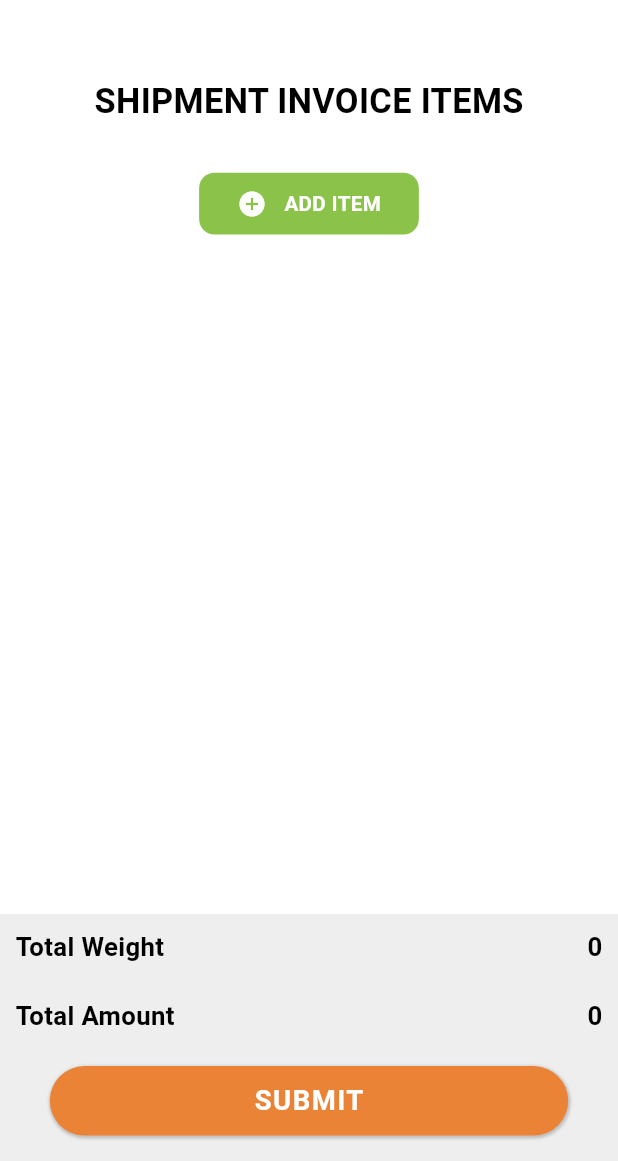
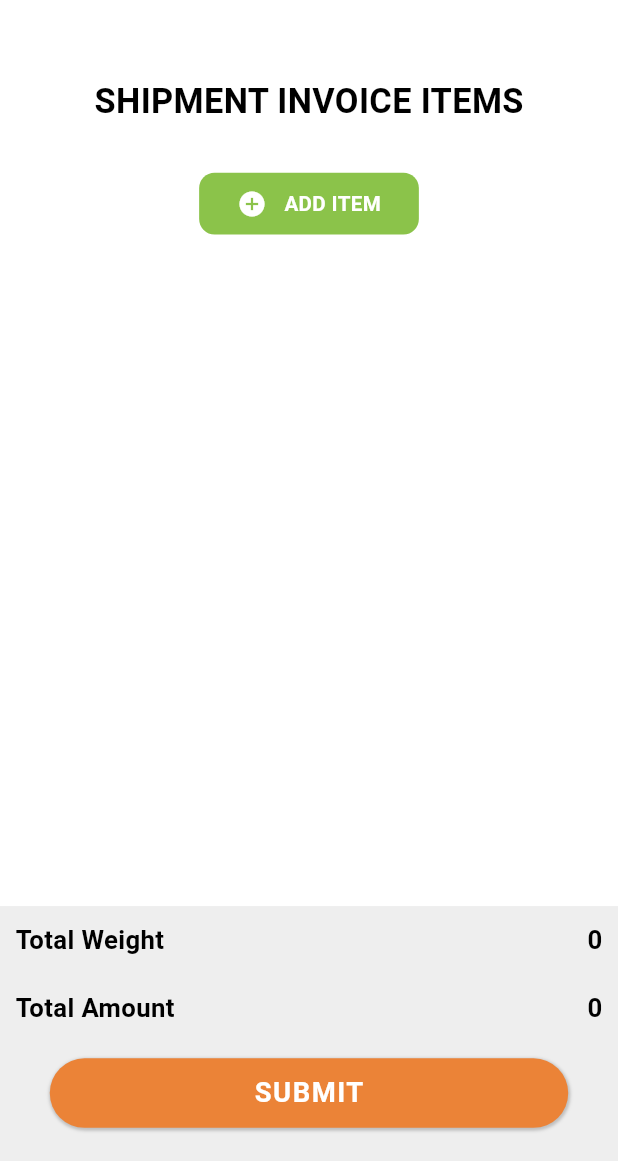
Before and after one commit to starlinex/starlinex-mobile-app, a Flutter app: the ShipmentInvoiceItemsScreen screen opened by its route, on a phone screen of 412 x 824 dp, the part 75-1236 px from its top. Run offline on Flutter 3.47's test engine with Material 3 defaults, Android fonts, the light colour scheme and no system bars; drawn by our look-alikes of modal_progress_hud_nsn; our stand-ins replace country_picker, dropdown_search, flutter_screenutil, get, get_it, hive and 4 more; accounts and stored records are empty.

Commit message:
minor-changes

```diff
--- a/lib/ui/shipment_invoice_items_screen.dart
+++ b/lib/ui/shipment_invoice_items_screen.dart
@@ -457,7 +457,7 @@ class _ShipmentInvoiceItemsScreenState
                     Align(
                       alignment: Alignment.bottomCenter,
                       child: Container(
-                        height: 160.h,
+                        height: 165.h,
                         color: Colors.grey.shade200,
                         alignment: Alignment.center,
                         padding: EdgeInsets.all(10.r),
--- a/lib/ui/weight_details_screen.dart
+++ b/lib/ui/weight_details_screen.dart
@@ -279,7 +279,7 @@ class _WeightDetailsScreenState extends State<WeightDetailsScreen> {
               Align(
                 alignment: Alignment.bottomCenter,
                 child: Container(
-                  height: 160.h,
+                  height: 165.h,
                   color: Colors.grey.shade200,
                   alignment: Alignment.center,
                   padding: EdgeInsets.all(10.r),
```
Also changed, not shown: pubspec.lock, 1 other file.
